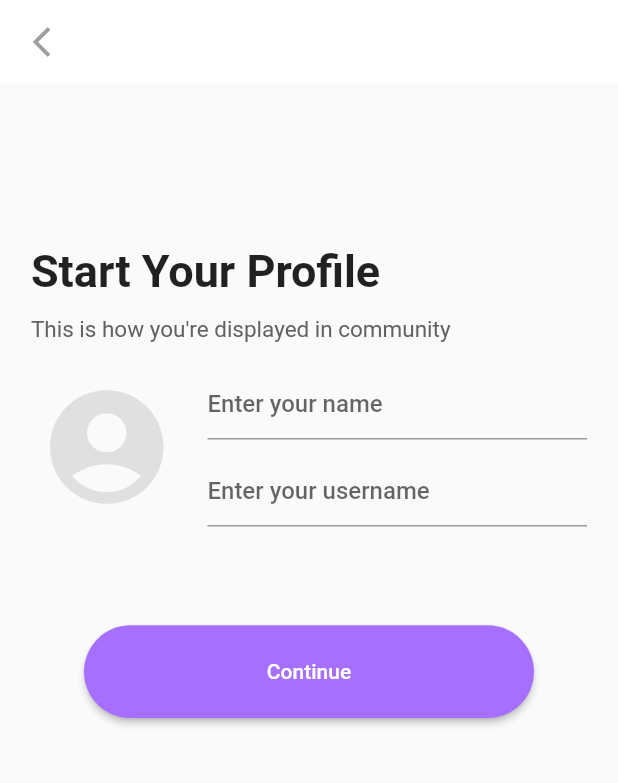
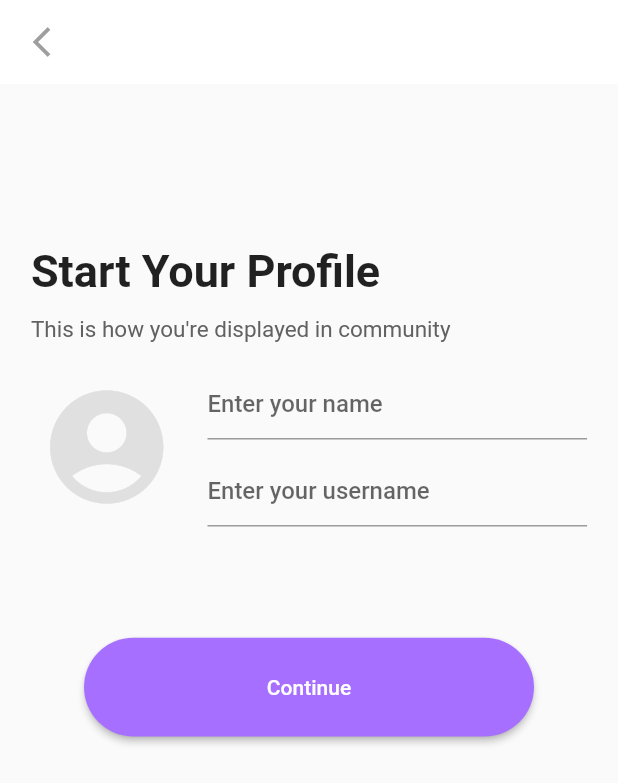
Before and after one commit to inesachour/SocialMediaApp, a Flutter app: the screen it shows after launch, on a phone screen of 412 x 824 dp. Shown: the top 783 px of the screen. Run offline on Flutter 3.47's test engine with Material 2 defaults, Android fonts, the phone set to English and light mode, and no system bars; our stand-ins replace font_awesome_flutter, image_picker.

Commit message:
fixing some sizes

```diff
--- a/lib/screens/authentication/start_profile.dart
+++ b/lib/screens/authentication/start_profile.dart
@@ -135,12 +135,12 @@ class _StartProfileState extends State<StartProfile> {
                 ],
               ),
             ),
-            SizedBox(height: height*0.08,),
+            SizedBox(height: height*0.09,),
             ElevatedButton(
               onPressed: (){},
               child: Text("Continue"),
               style: ButtonStyle(
-                fixedSize: MaterialStateProperty.all(Size(width < 800? 300 : 400 ,height*0.075)),
+                fixedSize: MaterialStateProperty.all(Size(width < 800? 300 : 450 ,height*0.08)),
                 backgroundColor: MaterialStateProperty.all<Color>(Color(0xffa76fff)),
                 shape:  MaterialStateProperty.all<RoundedRectangleBorder>(
                     RoundedRectangleBorder(
```
